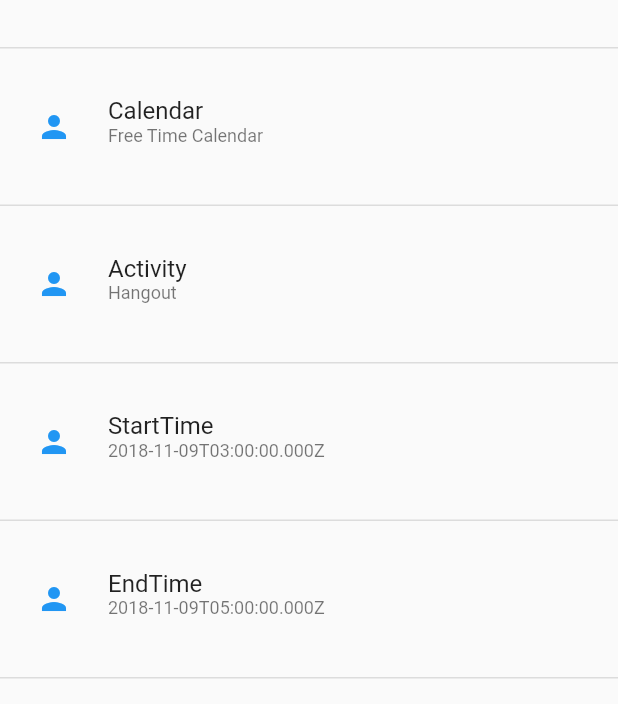
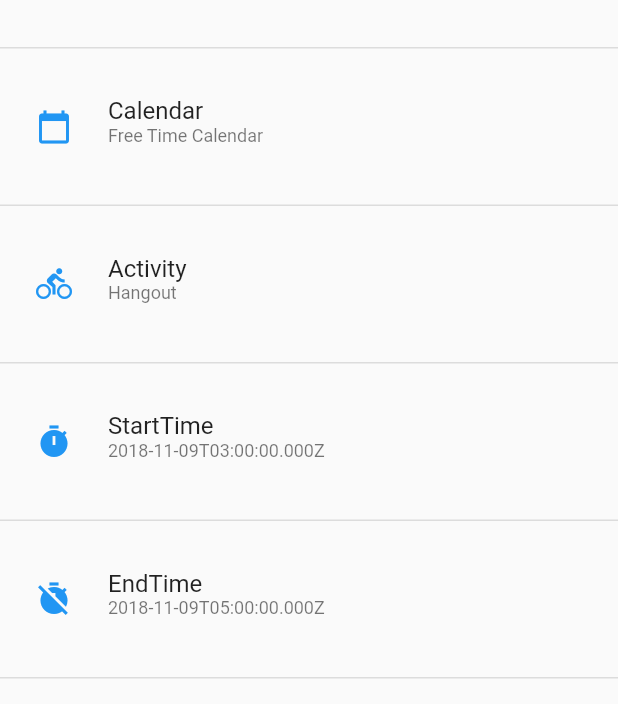
Before and after one commit to jsamonte/Flutter_CaughtUp_Dev, a Flutter app: the screen it shows after launch, after a tap on "EventDetailPage", on a phone screen of 412 x 824 dp. Shown: the part 265-969 px from the top of the screen. Run offline on Flutter 3.47's test engine with Material 2 defaults, Android fonts, the phone set to English and light mode, and no system bars; missing offline and left inert: flutter_calendar.

Commit message:
Changed Icons
Updated Gradle and
Updated Icons in SubDetailPage.dart

```diff
--- a/lib/EventSubDetailPage.dart
+++ b/lib/EventSubDetailPage.dart
@@ -76,7 +76,7 @@ class EventSubDetailPageState extends State<EventSubDetailPage> {
                           ),
 
                           new _InfoCategory(
-                            icon: Icons.person,
+                            icon: Icons.calendar_today,
                             children: <Widget>[
                               new _InfoItem(
                                 lines: <String>[
@@ -88,7 +88,7 @@ class EventSubDetailPageState extends State<EventSubDetailPage> {
                           ),
 
                           new _InfoCategory(
-                            icon: Icons.person,
+                            icon: Icons.directions_bike,
                             children: <Widget>[
                               new _InfoItem(
                                 lines: <String>[
@@ -100,7 +100,7 @@ class EventSubDetailPageState extends State<EventSubDetailPage> {
                           ),
 
                           new _InfoCategory(
-                            icon: Icons.person,
+                            icon: Icons.timer,
                             children: <Widget>[
                               new _InfoItem(
                                 lines: <String>[
@@ -112,7 +112,7 @@ class EventSubDetailPageState extends State<EventSubDetailPage> {
                           ),
 
                           new _InfoCategory(
-                            icon: Icons.person,
+                            icon: Icons.timer_off,
                             children: <Widget>[
                               new _InfoItem(
                                 lines: <String>[
```
Also changed, not shown: 2 other files.
